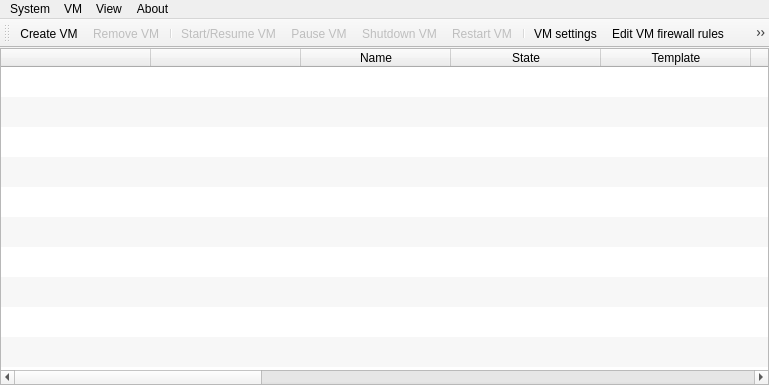
Above: mainwindow.ui from QubesOS/qubes-manager before the change. Below: the same form after it.
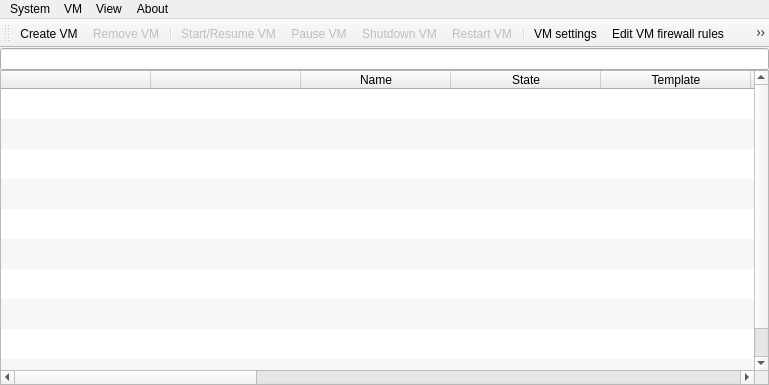
That is the form after the change. Icons and pictures are not drawn.

Commit message: Implement searching for VMs in qubes-manager

```diff
--- a/mainwindow.ui
+++ b/mainwindow.ui
@@ -58,6 +58,9 @@
      <number>0</number>
     </property>
     <item row="0" column="0">
+     <widget class="QLineEdit" name="searchbox"/>
+    </item>
+    <item row="1" column="0">
      <widget class="QTableWidget" name="table">
       <property name="minimumSize">
        <size>
```
The commit also changes 1 other file.
